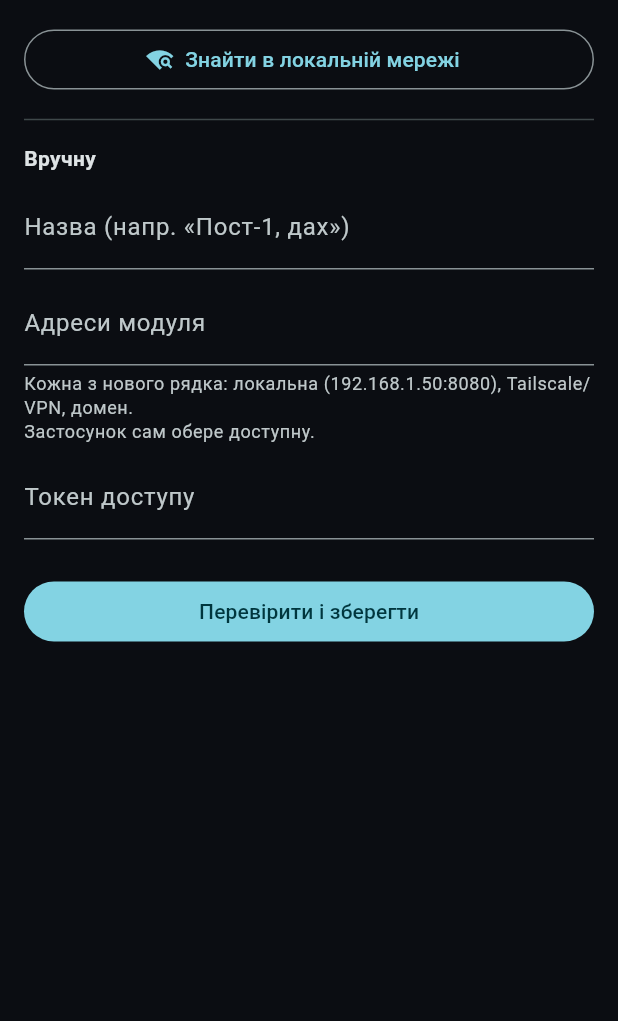
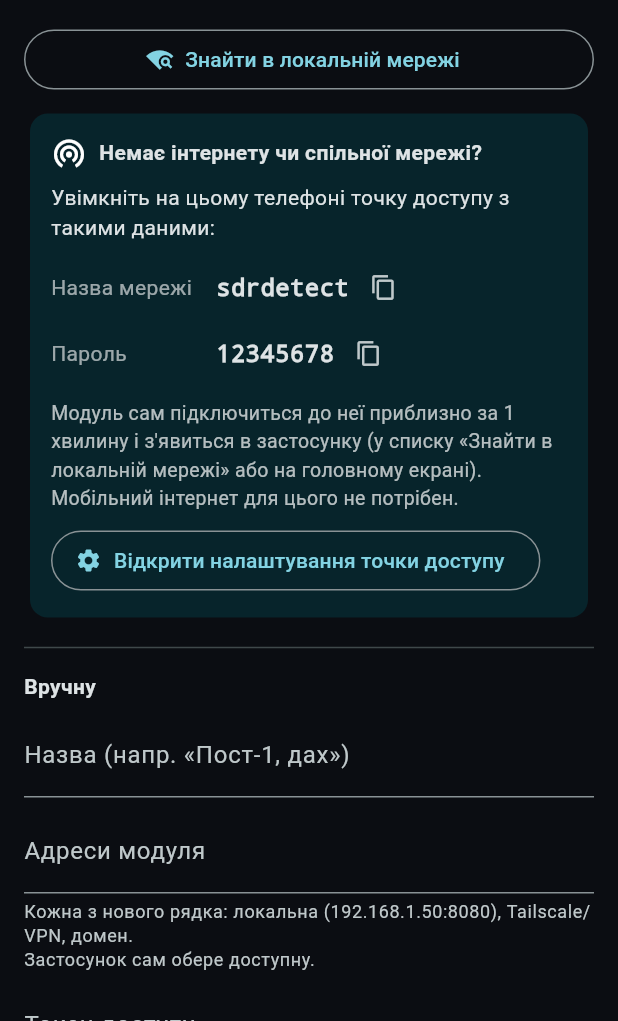
Before and after one commit to Breddog/tppz, a Flutter app: the screen it shows after launch, after a tap on "Додати модуль", on a phone screen of 412 x 824 dp, the part 215-1236 px from its top. Run offline on Flutter 3.47's test engine with Material 3 defaults, Android fonts, the phone set to English and light mode, and no system bars; our stand-ins replace flutter_local_notifications, shared_preferences; missing offline and left inert: app_settings, flutter_background_service, mobile_scanner.

Commit message:
Резервне підключення через точку доступу телефону sdrdetect / 12345678
- Профіль NetworkManager sdrdetect (нижчий пріоритет за звичайний Wi-Fi)
- sdrwatch-netwatch: перехід на точку доступу, якщо немає інтернету або
  застосунок не підключався >3 хв (немає спільної мережі); Ethernet не чіпає
- Модуль кожні 3 с оголошує себе (broadcast + шлюзу = телефону), застосунок
  сам оновлює адресу модуля, у т.ч. у фоновому сервісі
- Пошук у всіх мережах телефону, підказка з кнопкою налаштувань точки доступу
- sdrwatch.txt: HOTSPOT_SSID / HOTSPOT_PASSWORD; документація

Co-Authored-By: Claude Opus 5.5 <noreply@anthropic.com>
Claude-Session: https://claude.ai/code/session_01Q56YB7rcyCsMsTKA8f7Vsn

```diff
--- /dev/null
+++ b/mobile/lib/announcements.dart
@@ -0,0 +1,74 @@
+import 'dart:async';
+import 'dart:convert';
+import 'dart:io';
+
+import 'api.dart';
+import 'device_store.dart';
+
+/// Точка доступу телефону, до якої модуль підключається сам, коли немає інтернету
+/// або спільної мережі (див. pi/image/sdrwatch-netwatch.sh).
+const kHotspotSsid = 'sdrdetect';
+const kHotspotPassword = '12345678';
+
+/// Приймає оголошення «я тут» від модулів (UDP 47801).
+///
+/// Модуль надсилає їх кожні 3 с у broadcast і напряму шлюзу — на точці доступу шлюз і є
+/// телефоном. Так застосунок дізнається нову IP-адресу модуля без жодного пошуку.
+class Announcements {
+  Announcements._();
+
+  static const port = 47801;
+  static final _found = StreamController<Map<String, dynamic>>.broadcast();
+  static RawDatagramSocket? _sock;
+
+  /// Усі оголошення з доданим полем url (`http://ip:port`).
+  static Stream<Map<String, dynamic>> get stream => _found.stream;
+
+  /// store — у застосунку; null — у фоновому сервісі (тоді адреса пишеться прямо в налаштування).
+  static Future<void> start({DeviceStore? store}) async {
+    if (_sock != null) return;
+    try {
+      _sock = await RawDatagramSocket.bind(InternetAddress.anyIPv4, port, reuseAddress: true, reusePort: true);
+    } catch (_) {
+      try {
+        _sock = await RawDatagramSocket.bind(InternetAddress.anyIPv4, port, reuseAddress: true);
+      } catch (_) {
+        return; // порт зайнятий іншим ізолятом — він і оновлює адреси
+      }
+    }
+    _sock!.broadcastEnabled = true;
+    _sock!.listen((ev) {
+      if (ev != RawSocketEvent.read) return;
+      final dg = _sock?.receive();
+      if (dg == null) return;
+      try {
+        final j = jsonDecode(utf8.decode(dg.data)) as Map<String, dynamic>;
+        if (j['app'] != 'sdrwatch') return;
+        final url = 'http://${dg.address.address}:${j['port']}';
+        j['url'] = url;
+        _found.add(j);
+        final id = j['id'] as String;
+        ApiClient.noteWorking(id, url);
+        if (store != null) {
+          store.rememberAddress(id, url);
+        } else {
+          DeviceStore.rememberAddressRaw(id, url);
+        }
+      } catch (_) {}
+    });
+  }
+
+  /// Адреси broadcast усіх мереж телефону (у т.ч. його власної точки доступу).
+  static Future<List<InternetAddress>> broadcastTargets() async {
+    final out = <InternetAddress>[InternetAddress('255.255.255.255')];
+    try {
+      for (final ni in await NetworkInterface.list(type: InternetAddressType.IPv4)) {
+        for (final a in ni.addresses) {
+          final p = a.address.split('.');
+          if (p.length == 4 && !a.isLoopback) out.add(InternetAddress('${p[0]}.${p[1]}.${p[2]}.255'));
+        }
+      }
+    } catch (_) {}
+    return out;
+  }
+}
--- a/mobile/lib/api.dart
+++ b/mobile/lib/api.dart
@@ -23,10 +23,14 @@ class ApiClient {
 
   String get base => _base ?? _workingBase[device.id] ?? device.urls.first;
 
+  /// Модуль сам повідомив свою адресу (оголошення UDP) — пробувати її першою.
+  static void noteWorking(String deviceId, String url) => _workingBase[deviceId] = url;
+
   Map<String, String> get _headers => {'Authorization': 'Bearer ${device.token}', 'Content-Type': 'application/json'};
 
   /// Знайти адресу, на якій модуль відповідає.
   Future<String> resolve({Duration timeout = const Duration(seconds: 3)}) async {
+    _base = null;
     final candidates = [
       if (_workingBase[device.id] != null) _workingBase[device.id]!,
       ...device.urls.where((u) => u != _workingBase[device.id]),
--- a/mobile/lib/background.dart
+++ b/mobile/lib/background.dart
@@ -6,6 +6,7 @@ import 'package:flutter/widgets.dart';
 import 'package:flutter_background_service/flutter_background_service.dart';
 import 'package:shared_preferences/shared_preferences.dart';
 
+import 'announcements.dart';
 import 'api.dart';
 import 'device_store.dart';
 import 'notifications.dart';
@@ -61,6 +62,7 @@ Future<bool> onIosBackground(ServiceInstance service) async {
 void onStart(ServiceInstance service) async {
   DartPluginRegistrant.ensureInitialized();
   await Notifications.init();
+  await Announcements.start();
   var running = true;
   service.on('stop').listen((_) {
     running = false;
--- a/mobile/lib/main.dart
+++ b/mobile/lib/main.dart
@@ -1,6 +1,7 @@
 import 'package:flutter/material.dart';
 import 'package:provider/provider.dart';
 
+import 'announcements.dart';
 import 'background.dart';
 import 'device_store.dart';
 import 'notifications.dart';
@@ -11,6 +12,7 @@ Future<void> main() async {
   await Notifications.init(requestPermission: true);
   final store = DeviceStore();
   await store.load();
+  await Announcements.start(store: store);
   try {
     await BackgroundMonitor.configure();
   } catch (_) {
--- a/mobile/lib/screens/home_screen.dart
+++ b/mobile/lib/screens/home_screen.dart
@@ -6,6 +6,7 @@ import 'package:provider/provider.dart';
 import '../api.dart';
 import '../device_store.dart';
 import '../models.dart';
+import '../widgets/hotspot_help.dart';
 import '../widgets/signal_widgets.dart';
 import 'add_device_screen.dart';
 import 'app_settings_screen.dart';
@@ -61,25 +62,22 @@ class _Empty extends StatelessWidget {
 
   @override
   Widget build(BuildContext context) {
-    return const Center(
-      child: Padding(
-        padding: EdgeInsets.all(32),
-        child: Column(
-          mainAxisSize: MainAxisSize.min,
-          children: [
+    return ListView(
+      padding: const EdgeInsets.fromLTRB(20, 40, 20, 100),
+      children: const [
         Icon(Icons.settings_input_antenna, size: 72, color: Colors.white24),
         SizedBox(height: 16),
-            Text('Модулі ще не додано', style: TextStyle(fontSize: 18)),
+        Text('Модулі ще не додано', textAlign: TextAlign.center, style: TextStyle(fontSize: 18)),
         SizedBox(height: 8),
         Text(
-              'Підключіть Raspberry Pi з SDR-приймачем до мережі, виконайте на ньому\n'
-              'sdrwatch pair і відскануйте QR-код кнопкою «Додати модуль».',
+          'Увімкніть Raspberry Pi з SDR-приймачем і протягом 15 хвилин натисніть «Додати модуль» → '
+          '«Знайти в локальній мережі».',
           textAlign: TextAlign.center,
           style: TextStyle(color: Colors.white54),
         ),
+        SizedBox(height: 20),
+        HotspotHelp(compact: true),
       ],
-        ),
-      ),
     );
   }
 }
--- /dev/null
+++ b/mobile/lib/widgets/hotspot_help.dart
@@ -0,0 +1,102 @@
+import 'dart:io';
+
+import 'package:app_settings/app_settings.dart';
+import 'package:flutter/material.dart';
+import 'package:flutter/services.dart';
+
+import '../announcements.dart';
+
+/// Підказка: як підключити модуль через точку доступу телефону, коли немає інтернету
+/// або спільної Wi-Fi мережі.
+class HotspotHelp extends StatelessWidget {
+  const HotspotHelp({super.key, this.compact = false});
+
+  final bool compact;
+
+  @override
+  Widget build(BuildContext context) {
+    final scheme = Theme.of(context).colorScheme;
+    return Card(
+      color: scheme.primaryContainer.withValues(alpha: 0.35),
+      child: Padding(
+        padding: const EdgeInsets.all(14),
+        child: Column(
+          crossAxisAlignment: CrossAxisAlignment.start,
+          children: [
+            const Row(
+              children: [
+                Icon(Icons.wifi_tethering),
+                SizedBox(width: 8),
+                Expanded(
+                  child: Text('Немає інтернету чи спільної мережі?', style: TextStyle(fontWeight: FontWeight.bold)),
+                ),
+              ],
+            ),
+            const SizedBox(height: 8),
+            const Text('Увімкніть на цьому телефоні точку доступу з такими даними:'),
+            const SizedBox(height: 8),
+            _Field(label: 'Назва мережі', value: kHotspotSsid),
+            _Field(label: 'Пароль', value: kHotspotPassword),
+            const SizedBox(height: 8),
+            Text(
+              'Модуль сам підключиться до неї приблизно за 1 хвилину і з\'явиться в застосунку'
+              '${compact ? '' : ' (у списку «Знайти в локальній мережі» або на головному екрані)'}. '
+              'Мобільний інтернет для цього не потрібен.',
+              style: const TextStyle(color: Colors.white70, fontSize: 13),
+            ),
+            if (Platform.isIOS)
+              const Padding(
+                padding: EdgeInsets.only(top: 6),
+                child: Text(
+                  'На iPhone назва точки доступу — це ім\'я телефону: Параметри → Загальні → Про пристрій → Назва '
+                  '→ «sdrdetect». Пароль: Параметри → Режим модема.',
+                  style: TextStyle(color: Colors.white54, fontSize: 12),
+                ),
+              ),
+            if (Platform.isAndroid) ...[
+              const SizedBox(height: 8),
+              OutlinedButton.icon(
+                icon: const Icon(Icons.settings),
+                label: const Text('Відкрити налаштування точки доступу'),
+                onPressed: () => AppSettings.openAppSettings(type: AppSettingsType.hotspot),
+              ),
+            ],
+          ],
+        ),
+      ),
+    );
+  }
+}
+
+class _Field extends StatelessWidget {
+  const _Field({required this.label, required this.value});
+
+  final String label;
+  final String value;
+
+  @override
+  Widget build(BuildContext context) => Padding(
+    padding: const EdgeInsets.symmetric(vertical: 2),
+    child: Row(
+      children: [
+        SizedBox(
+          width: 110,
+          child: Text(label, style: const TextStyle(color: Colors.white60)),
+        ),
+        SelectableText(
+          value,
+          style: const TextStyle(fontFamily: 'monospace', fontSize: 16, fontWeight: FontWeight.bold),
+        ),
+        IconButton(
+          visualDensity: VisualDensity.compact,
+          icon: const Icon(Icons.copy, size: 18),
+          tooltip: 'Копіювати',
+          onPressed: () {
+            Clipboard.setData(ClipboardData(text: value));
+            ScaffoldMessenger.of(context).showSnackBar(SnackBar(content: Text('Скопійовано: $value')));
+          },
+        ),
+      ],
+    ),
+  );
+}
--- a/mobile/pubspec.yaml
+++ b/mobile/pubspec.yaml
@@ -41,6 +41,7 @@ dependencies:
   flutter_background_service: ^5.1.0
   mobile_scanner: ^7.4.2
   provider: ^6.1.5+1
+  app_settings: ^9.0.1
 
 dev_dependencies:
   flutter_test:
--- a/pi/image/sdrwatch.txt
+++ b/pi/image/sdrwatch.txt
@@ -11,6 +11,11 @@ WIFI_PASSWORD=
 # Код країни для Wi-Fi
 WIFI_COUNTRY=UA
 
+# Резервна мережа: якщо немає інтернету або спільної мережі з телефоном, модуль сам
+# підключиться до точки доступу телефону з цією назвою і паролем.
+HOTSPOT_SSID=sdrdetect
+HOTSPOT_PASSWORD=12345678
+
 TIMEZONE=Europe/Kyiv
 
 # Скільки МБ флешки/SSD віддати під кільцевий запис (напр. 4096 = 4 ГБ)
@@ -19,5 +24,6 @@ QUOTA_MB=4096
 # Пароль для SSH-доступу (користувач: sdr). Порожньо — SSH вимкнено.
 SSH_PASSWORD=
 
-# 1 — вимкнути власні Wi-Fi і Bluetooth Raspberry Pi (лише якщо модуль на Ethernet!)
+# 1 — вимкнути власні Wi-Fi і Bluetooth Raspberry Pi (лише якщо модуль на Ethernet!
+#     Тоді резервне підключення до точки доступу телефону не працюватиме)
 DISABLE_PI_WIFI=0
```
Also changed, not shown: mobile/lib/device_store.dart (+34 -0 lines), mobile/lib/screens/add_device_screen.dart (+28 -4 lines), mobile/pubspec.lock, 10 other files. Lines whose indentation alone changed are shown as unchanged.
